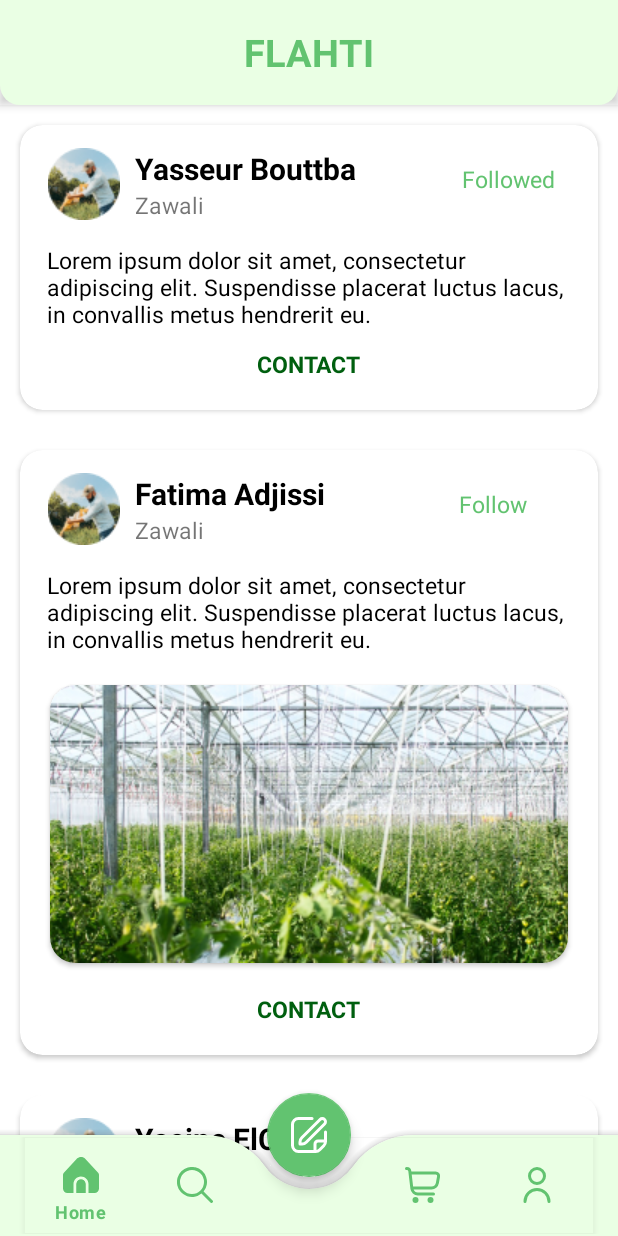
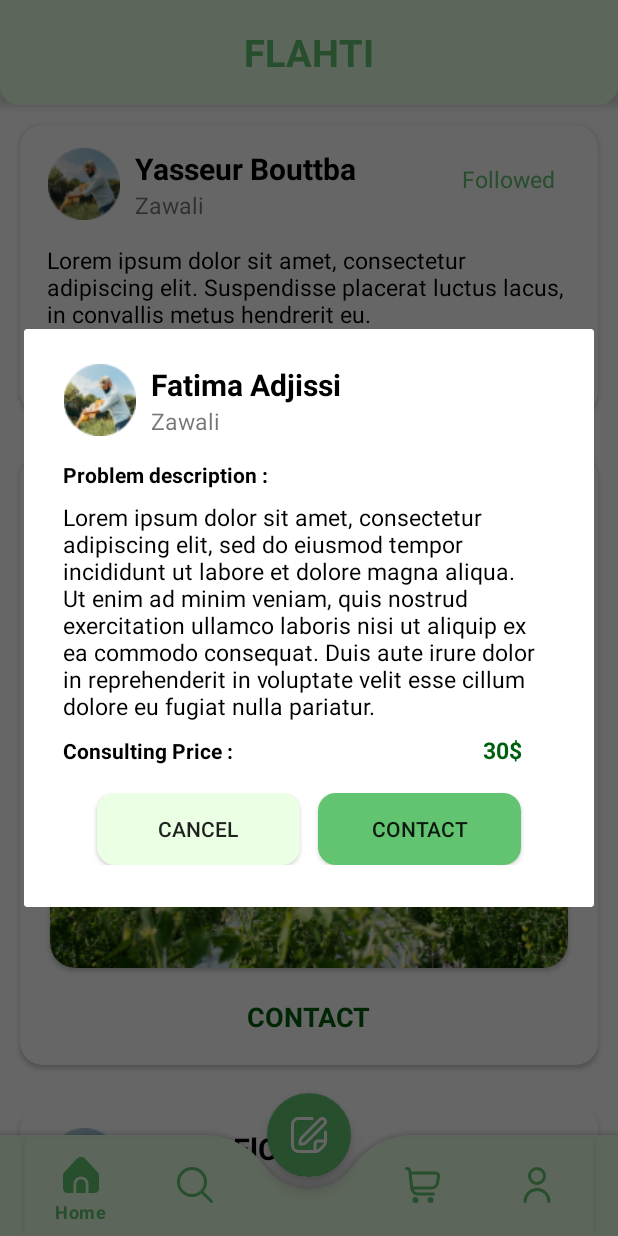
Before and after one commit to TameurMerad/aGrowApp, an Android app: the homeFrag screen opened directly, with no data from a screen before it, after a tap on "CONTACT", on a phone screen of 412 x 824 dp. Run offline under Robolectric (Android 15) with nearby library versions, the phone set to English and light mode, and no system bars; 3 other taps on this screen came first.

Commit message:
added pop ups

```diff
--- a/app/src/main/java/com/example/recyclerviewapptest/homeFrag.kt
+++ b/app/src/main/java/com/example/recyclerviewapptest/homeFrag.kt
@@ -1,6 +1,7 @@
 package com.example.recyclerviewapptest
 
 import android.annotation.SuppressLint
+import android.app.Dialog
 import android.graphics.Color
 import android.os.Bundle
 import android.view.LayoutInflater
@@ -9,6 +10,7 @@ import android.view.ViewGroup
 import android.widget.Button
 import android.widget.TextView
 import android.widget.Toast
+import androidx.appcompat.app.AppCompatActivity
 import androidx.appcompat.app.WindowDecorActionBar
 import androidx.fragment.app.Fragment
 import androidx.viewpager.widget.ViewPager
@@ -23,9 +25,12 @@ class homeFrag : Fragment () {
     ): View? {
         // Inflate the layout for this fragment
         val view = inflater!!.inflate(R.layout.fragment_home, container, false)
+        val showPopUp1 = popUpFrag()
+        val showPopUp2 = popUpFragTwo()
 
 
-requireActivity().window.decorView.systemUiVisibility = View.SYSTEM_UI_FLAG_LIGHT_STATUS_BAR
+
+        requireActivity().window.decorView.systemUiVisibility = View.SYSTEM_UI_FLAG_LIGHT_STATUS_BAR
 
            view.findViewById<TextView>(R.id.followBtn).setOnClickListener(){
                view.findViewById<TextView>(R.id.followBtn).text = "Followed"
@@ -40,17 +45,33 @@ requireActivity().window.decorView.systemUiVisibility = View.SYSTEM_UI_FLAG_LIGH
             view.findViewById<android.widget.TextView>(com.example.recyclerviewapptest.R.id.followBtn4).text = "Followed"
         }
 
+
+
+
+
+
+
+
+
         view.findViewById<TextView>(R.id.helpBtn1).setOnClickListener(){
-            Toast.makeText(activity, "the first Contact Clicked", Toast.LENGTH_SHORT).show()
+//            Toast.makeText(activity, "the first Contact Clicked", Toast.LENGTH_SHORT).show()
+            showPopUp1.show((activity as AppCompatActivity).supportFragmentManager, "showPopUp")
+
         }
         view.findViewById<TextView>(R.id.helpBtn2).setOnClickListener(){
-            Toast.makeText(activity, "the second Contact Clicked", Toast.LENGTH_SHORT).show()
+//            Toast.makeText(activity, "the second Contact Clicked", Toast.LENGTH_SHORT).show()
+            showPopUp2.show((activity as AppCompatActivity).supportFragmentManager, "showPopUp")
+
         }
         view.findViewById<TextView>(R.id.helpBtn3).setOnClickListener(){
-            Toast.makeText(activity, "the third Contact Clicked", Toast.LENGTH_SHORT).show()
+//            Toast.makeText(activity, "the third Contact Clicked", Toast.LENGTH_SHORT).show()
+            showPopUp1.show((activity as AppCompatActivity).supportFragmentManager, "showPopUp")
+
         }
         view.findViewById<TextView>(R.id.helpBtn4).setOnClickListener(){
-            Toast.makeText(activity, "the fourth Contact Clicked", Toast.LENGTH_SHORT).show()
+//            Toast.makeText(activity, "the fourth Contact Clicked", Toast.LENGTH_SHORT).show()
+            showPopUp2.show((activity as AppCompatActivity).supportFragmentManager, "showPopUp")
+
         }
 
 
--- /dev/null
+++ b/app/src/main/java/com/example/recyclerviewapptest/popUpFrag.kt
@@ -0,0 +1,38 @@
+package com.example.recyclerviewapptest
+
+import android.os.Bundle
+import androidx.fragment.app.Fragment
+import android.view.LayoutInflater
+import android.view.View
+import android.view.ViewGroup
+import android.widget.Button
+import android.widget.TextView
+import androidx.fragment.app.DialogFragment
+
+
+class popUpFrag : DialogFragment() {
+
+
+
+    override fun onCreateView(
+        inflater: LayoutInflater, container: ViewGroup?,
+        savedInstanceState: Bundle?
+
+    ): View? {
+        // Inflate the layout for this fragment
+        val view =  inflater.inflate(R.layout.fragment_pop_up, container, false)
+
+view.findViewById<Button>(R.id.cancelBtn).setOnClickListener(){
+    dismiss()
+}
+        view.findViewById<Button>(R.id.contributeBTN).setOnClickListener(){
+            dismiss()
+        }
+
+
+
+return view
+    }
+
+
+            }
--- /dev/null
+++ b/app/src/main/java/com/example/recyclerviewapptest/popUpFragTwo.kt
@@ -0,0 +1,38 @@
+package com.example.recyclerviewapptest
+
+import android.os.Bundle
+import androidx.fragment.app.Fragment
+import android.view.LayoutInflater
+import android.view.View
+import android.view.ViewGroup
+import android.widget.Button
+import android.widget.TextView
+import androidx.fragment.app.DialogFragment
+
+
+class popUpFragTwo : DialogFragment() {
+
+
+
+    override fun onCreateView(
+        inflater: LayoutInflater, container: ViewGroup?,
+        savedInstanceState: Bundle?
+
+    ): View? {
+        // Inflate the layout for this fragment
+        val view =  inflater.inflate(R.layout.fragment_pop_up_frag_two, container, false)
+
+        view.findViewById<Button>(R.id.cancelBtn).setOnClickListener(){
+            dismiss()
+        }
+        view.findViewById<Button>(R.id.contributeBTN).setOnClickListener(){
+            dismiss()
+        }
+
+
+
+        return view
+    }
+
+
+}
--- /dev/null
+++ b/app/src/main/res/drawable-v24/bg_button.xml
@@ -0,0 +1,5 @@
+<?xml version="1.0" encoding="utf-8"?>
+<shape android:shape="rectangle" xmlns:android="http://schemas.android.com/apk/res/android">
+<solid android:color="@color/greenOne"/>
+    <corners android:radius="12dp"/>
+</shape>
--- /dev/null
+++ b/app/src/main/res/drawable-v24/bg_button2.xml
@@ -0,0 +1,5 @@
+<?xml version="1.0" encoding="utf-8"?>
+<shape android:shape="rectangle" xmlns:android="http://schemas.android.com/apk/res/android">
+<solid android:color="@color/greenTwo"/>
+    <corners android:radius="12dp"/>
+</shape>
--- a/app/src/main/res/layout/fragment_home.xml
+++ b/app/src/main/res/layout/fragment_home.xml
@@ -119,10 +119,10 @@
                     android:layout_height="wrap_content"
                     android:layout_gravity="center"
                     android:layout_marginTop="12dp"
-                    android:text="CONTACT"
+                    android:text="   CONTRIBUTE   "
                     android:textStyle="bold"
                     android:textColor="@color/greenThree"
-                    android:textSize="15dp"
+                    android:textSize="18sp"
                     />
 
             </androidx.appcompat.widget.LinearLayoutCompat>
@@ -226,9 +226,9 @@
                     android:layout_width="wrap_content"
                     android:layout_height="wrap_content"
                     android:layout_gravity="center"
-                    android:text="CONTACT"
+                    android:text="   CONTACT   "
                     android:textColor="@color/greenThree"
-                    android:textSize="15dp"
+                    android:textSize="18sp"
                     android:textStyle="bold" />
 
             </androidx.appcompat.widget.LinearLayoutCompat>
@@ -325,10 +325,10 @@
                     android:layout_width="wrap_content"
                     android:layout_height="wrap_content"
                     android:layout_gravity="center"
-                    android:text="CONTACT"
+                    android:text="   CONTACT   "
                     android:textStyle="bold"
                     android:textColor="@color/greenThree"
-                    android:textSize="15dp"
+                    android:textSize="18sp"
                     />
 
             </androidx.appcompat.widget.LinearLayoutCompat>
@@ -416,10 +416,10 @@
                     android:layout_height="wrap_content"
                     android:layout_gravity="center"
                     android:layout_marginTop="12dp"
-                    android:text="CONTACT"
+                    android:text="   CONTACT   "
                     android:textStyle="bold"
                     android:textColor="@color/greenThree"
-                    android:textSize="15dp"
+                    android:textSize="18sp"
                     />
             </androidx.appcompat.widget.LinearLayoutCompat>
 
--- /dev/null
+++ b/app/src/main/res/layout/fragment_pop_up_frag_two.xml
@@ -0,0 +1,147 @@
+<?xml version="1.0" encoding="utf-8"?>
+<androidx.cardview.widget.CardView xmlns:android="http://schemas.android.com/apk/res/android"
+    xmlns:tools="http://schemas.android.com/tools"
+    xmlns:app="http://schemas.android.com/apk/res-auto"
+    tools:context=".popUpFrag"
+    android:id="@+id/cardView2"
+    android:layout_width="match_parent"
+    android:layout_height="wrap_content"
+    android:backgroundTint="#FFFFFF"
+    app:contentPaddingBottom="20dp"
+    android:layout_margin="13dp">
+
+    <androidx.appcompat.widget.LinearLayoutCompat
+        android:layout_width="match_parent"
+        android:layout_height="wrap_content"
+        android:layout_margin="8dp"
+        android:orientation="vertical">
+
+        <androidx.appcompat.widget.LinearLayoutCompat
+            android:layout_width="match_parent"
+            android:layout_height="wrap_content"
+            android:layout_margin="15dp"
+            android:orientation="horizontal">
+
+            <ImageView
+                android:id="@+id/profilPicBtn"
+
+                android:layout_width="wrap_content"
+                android:layout_height="wrap_content"
+                android:layout_marginLeft="3dp"
+                android:layout_marginTop="0dp"
+                android:src="@drawable/profil_pic" />
+
+            <androidx.appcompat.widget.LinearLayoutCompat
+                android:layout_width="wrap_content"
+                android:layout_height="wrap_content"
+                android:layout_marginLeft="10dp"
+                android:orientation="vertical">
+
+                <TextView
+                    android:id="@+id/PersonNameBtn"
+                    android:layout_width="wrap_content"
+                    android:layout_height="wrap_content"
+                    android:text="Fatima Adjissi"
+                    android:textColor="@color/black"
+                    android:textSize="20dp"
+                    android:textStyle="bold" />
+
+                <TextView
+                    android:id="@+id/personRoleBtn"
+
+                    android:layout_width="wrap_content"
+                    android:layout_height="wrap_content"
+                    android:text="Zawali"
+                    android:textSize="15dp" />
+
+            </androidx.appcompat.widget.LinearLayoutCompat>
+
+
+
+
+        </androidx.appcompat.widget.LinearLayoutCompat>
+
+        <TextView
+            android:layout_width="wrap_content"
+            android:layout_height="wrap_content"
+            android:text="Problem description : "
+            android:textColor="@color/black"
+            android:textSize="14dp"
+            android:layout_marginStart="18sp"
+            android:layout_marginBottom="8dp"
+            android:textStyle="bold" />
+        <TextView
+            android:id="@+id/ProjectTextBtn"
+            android:layout_width="wrap_content"
+            android:layout_height="wrap_content"
+            android:layout_marginStart="18sp"
+            android:layout_marginEnd="18sp"
+            android:text="Lorem ipsum dolor sit amet, consectetur adipiscing elit, sed do eiusmod tempor incididunt ut labore et dolore magna aliqua. Ut enim ad minim veniam, quis nostrud exercitation ullamco laboris nisi ut aliquip ex ea commodo consequat. Duis aute irure dolor in reprehenderit in voluptate velit esse cillum dolore eu fugiat nulla pariatur."
+            android:textColor="@color/black"
+            android:layout_marginBottom="8dp"
+
+            android:textSize="15dp" />
+
+        <androidx.appcompat.widget.LinearLayoutCompat
+            android:layout_width="match_parent"
+            android:layout_height="wrap_content"
+            android:layout_marginBottom="12dp"
+            android:orientation="horizontal">
+            <TextView
+                android:id="@+id/contributionPriceBtn"
+                android:layout_width="wrap_content"
+                android:layout_height="wrap_content"
+                android:text="Consulting Price : "
+                android:textColor="@color/black"
+                android:textSize="14dp"
+                android:layout_weight="1"
+                android:layout_marginStart="18sp"
+                android:layout_marginBottom="8dp"
+                android:textStyle="bold" />
+            <TextView
+                android:id="@+id/priceBtn"
+                android:layout_width="wrap_content"
+                android:layout_height="wrap_content"
+                android:gravity="right"
+                android:layout_weight="1"
+                android:layout_marginEnd="40dp"
+                android:text="30$"
+                android:textColor="@color/greenThree"
+                android:textStyle="bold"
+                android:textSize="15dp" />
+
+
+        </androidx.appcompat.widget.LinearLayoutCompat>
+
+
+        <androidx.appcompat.widget.LinearLayoutCompat
+            android:layout_width="match_parent"
+            android:layout_height="wrap_content"
+            android:orientation="horizontal"
+            android:gravity="center"
+            >
+            <android.widget.Button
+                android:id="@+id/cancelBtn"
+                android:layout_width="135dp"
+                android:layout_height="wrap_content"
+                android:layout_marginRight="12dp"
+                android:background="@drawable/bg_button"
+                android:text="Cancel"/>
+
+            <android.widget.Button
+                android:id="@+id/contributeBTN"
+                android:layout_width="135dp"
+                android:layout_height="wrap_content"
+                android:background="@drawable/bg_button2"
+                android:text="Contact"/>
+
+
+
+
+        </androidx.appcompat.widget.LinearLayoutCompat>
+
+
+    </androidx.appcompat.widget.LinearLayoutCompat>
+
+
+</androidx.cardview.widget.CardView>
```
Also changed, not shown: app/src/main/res/layout/fragment_pop_up.xml (added, +147 -0 lines), 4 other files.
